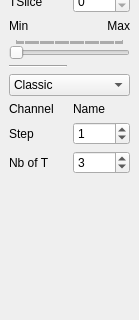
Qt form Code/GUI/lib/Resources/NavigationDockWidget.ui (gofigure2/GoFigure2) before a commit; both pictures show x 0 to 139 and y 244 to 564 of the 139 by 564 pixel window.
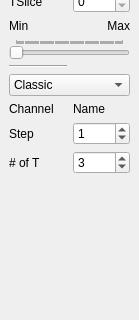
The same form after that commit. Icons and pictures are not drawn.

Commit message: STYLE: "#" instead of "Nb"

```diff
--- a/Code/GUI/lib/Resources/NavigationDockWidget.ui
+++ b/Code/GUI/lib/Resources/NavigationDockWidget.ui
@@ -260,7 +260,7 @@
       <item row="3" column="0">
        <widget class="QLabel" name="tLabel">
         <property name="text">
-         <string>Nb of T</string>
+         <string># of T</string>
         </property>
        </widget>
       </item>
```
